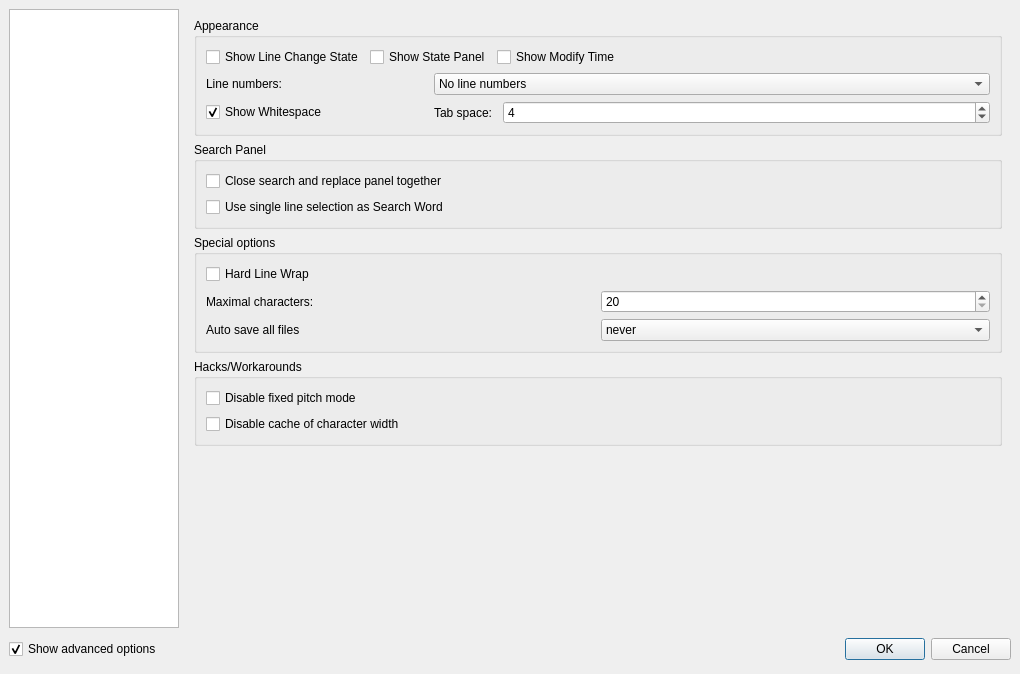
First picture: the form in configdialog.ui, repository svn2github/texstudio-trunk, before the edit.
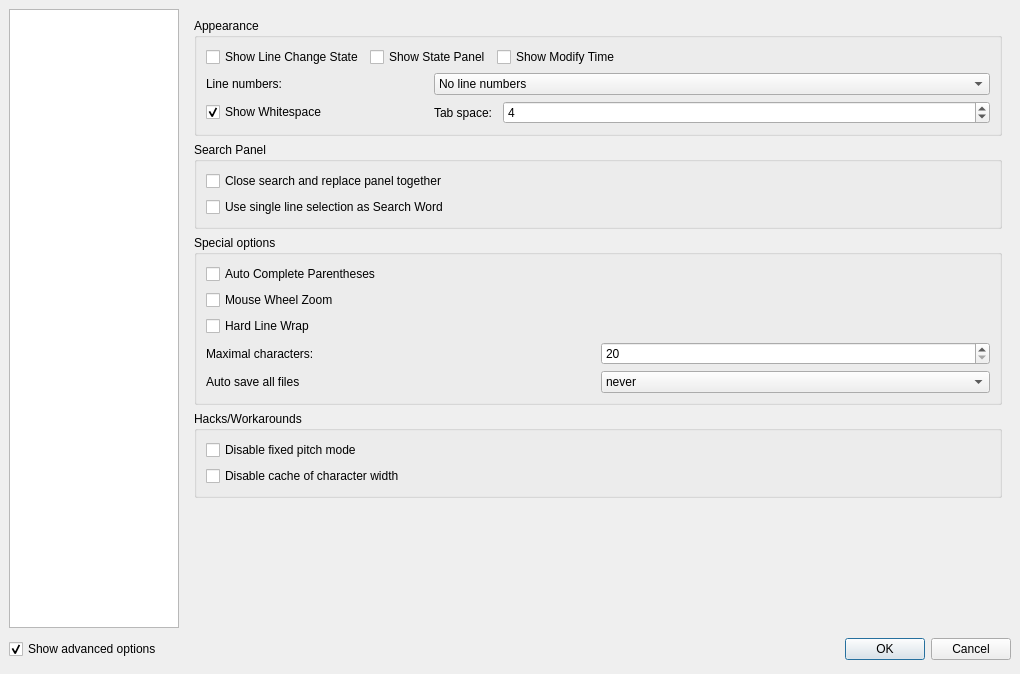
Second picture: the form after the edit. Icons and pictures are not drawn.

Commit message: mouse wheel zoom and paren completion can be disabled

```diff
--- a/configdialog.ui
+++ b/configdialog.ui
@@ -1352,14 +1352,7 @@
           <string>Special options</string>
          </property>
          <layout class="QGridLayout" name="gridLayout">
-          <item row="0" column="0" colspan="2">
-           <widget class="QCheckBox" name="checkBoxHardWordWrap">
-            <property name="text">
-             <string>Hard Line Wrap</string>
-            </property>
-           </widget>
-          </item>
-          <item row="2" column="0">
+          <item row="7" column="0">
            <widget class="QLabel" name="label_24">
             <property name="text">
              <string>Auto save all files </string>
@@ -1369,7 +1362,7 @@
             </property>
            </widget>
           </item>
-          <item row="2" column="1">
+          <item row="7" column="1">
            <widget class="QComboBox" name="comboBoxAutoSave">
             <item>
              <property name="text">
@@ -1398,7 +1391,7 @@
             </item>
            </widget>
           </item>
-          <item row="1" column="1">
+          <item row="6" column="1">
            <widget class="QSpinBox" name="spinBoxWrapLineWidth">
             <property name="minimum">
              <number>20</number>
@@ -1408,7 +1401,7 @@
             </property>
            </widget>
           </item>
-          <item row="1" column="0">
+          <item row="6" column="0">
            <widget class="QLabel" name="label_23">
             <property name="text">
              <string>Maximal characters:</string>
@@ -1418,6 +1411,27 @@
             </property>
            </widget>
           </item>
+          <item row="5" column="0">
+           <widget class="QCheckBox" name="checkBoxHardWordWrap">
+            <property name="text">
+             <string>Hard Line Wrap</string>
+            </property>
+           </widget>
+          </item>
+          <item row="3" column="0">
+           <widget class="QCheckBox" name="checkBoxAutoCompleteParens">
+            <property name="text">
+             <string>Auto Complete Parentheses</string>
+            </property>
+           </widget>
+          </item>
+          <item row="4" column="0">
+           <widget class="QCheckBox" name="checkBoxMouseWheelZoom">
+            <property name="text">
+             <string>Mouse Wheel Zoom</string>
+            </property>
+           </widget>
+          </item>
          </layout>
         </widget>
        </item>
```
Left out of the diff: 5 changed lines with no effect on the pictures. The commit also changes 5 other files.
